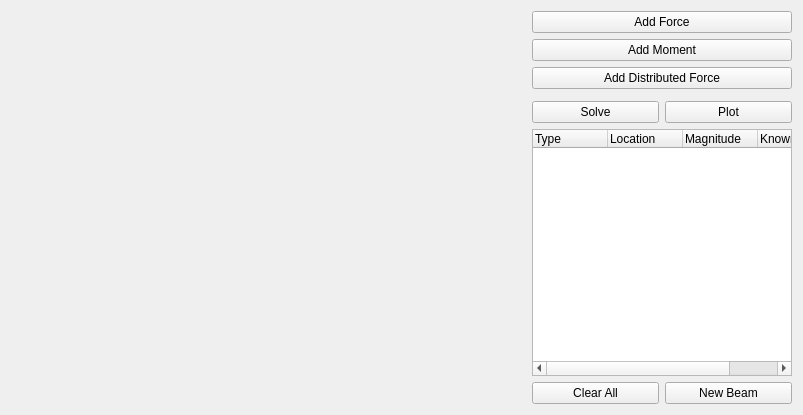
The window that guistructure.ui (EvanMurawski/BeamAnalyzer) describes before a commit, drawn with Qt 5.
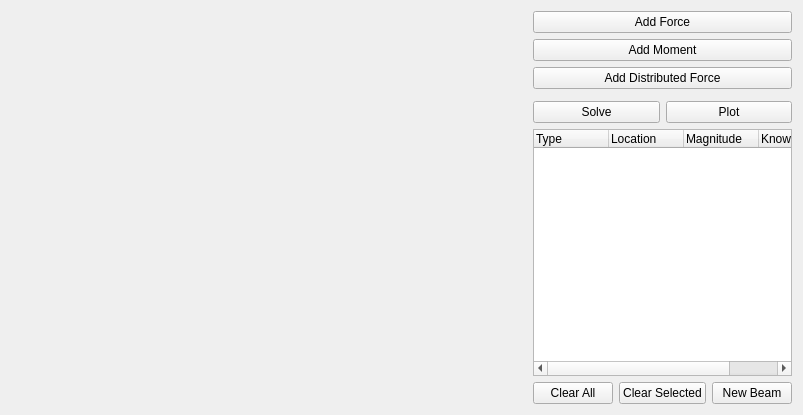
The same window after the commit.

Diff of the .ui file:
```diff
--- a/guistructure.ui
+++ b/guistructure.ui
@@ -15,7 +15,7 @@
   </property>
   <layout class="QHBoxLayout" name="horizontalLayout">
    <item>
-    <layout class="QHBoxLayout" name="horizontalLayout_1" stretch="2,1">
+    <layout class="QHBoxLayout" name="horizontalLayout_1" stretch="3,1">
      <property name="spacing">
       <number>6</number>
      </property>
@@ -200,6 +200,13 @@
            </property>
           </widget>
          </item>
+         <item>
+          <widget class="QPushButton" name="pushButton_clearselected">
+           <property name="text">
+            <string>Clear Selected</string>
+           </property>
+          </widget>
+         </item>
          <item>
           <widget class="QPushButton" name="pushButton_new">
            <property name="text">
```
